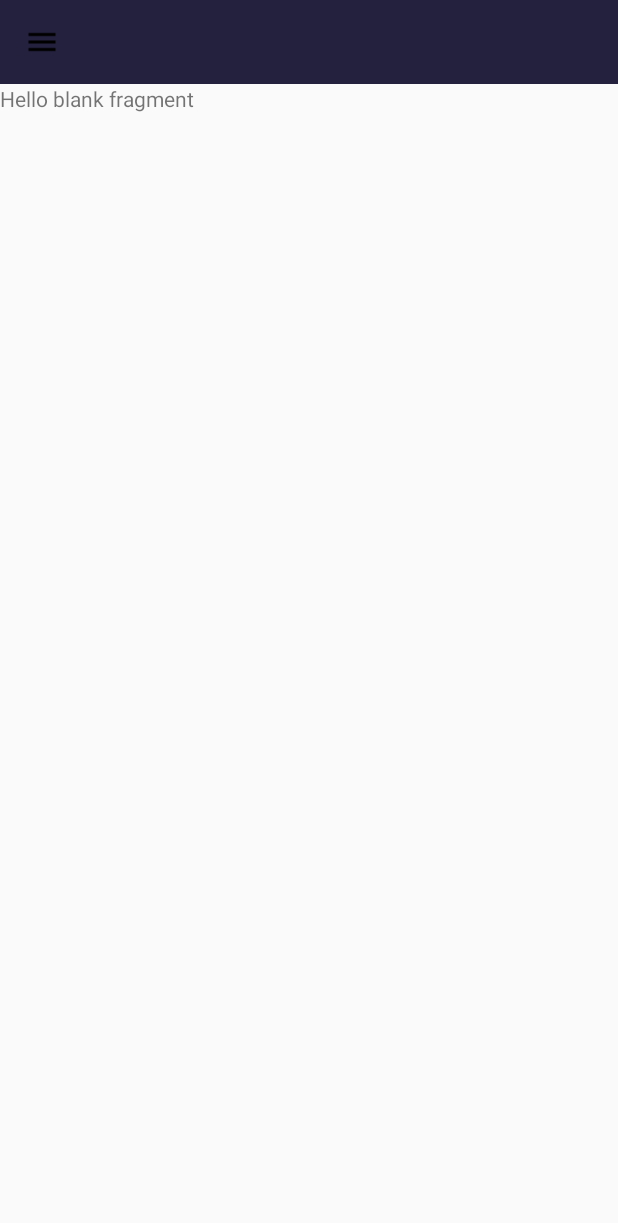
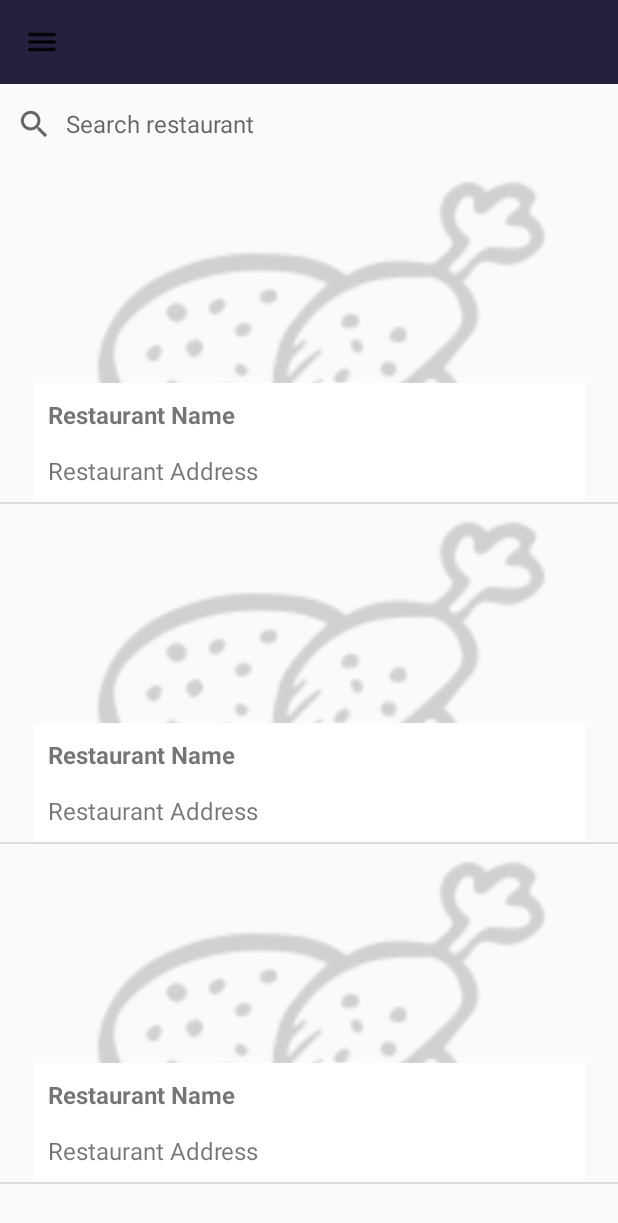
Before and after one commit to Kgotso-Koete/foodTasker-customer-driver-mobile-app, an Android app: the RestaurantListFragment screen opened directly, with no data from a screen before it, on a phone screen of 412 x 824 dp. Shown: the top 1223 px of the screen. Run offline under Robolectric (Android 15) with nearby library versions, the phone set to English and light mode, and no system bars; our stand-ins replace Picasso, Volley.

Commit message:
Restaurant List Screen

```diff
--- a/app/src/main/java/com/example/foodtasker/RestaurantListFragment.java
+++ b/app/src/main/java/com/example/foodtasker/RestaurantListFragment.java
@@ -2,12 +2,35 @@ package com.example.foodtasker;
 
 
 import android.os.Bundle;
-
+import android.support.annotation.Nullable;
 import android.support.v4.app.Fragment;
-
+import android.text.Editable;
+import android.text.TextWatcher;
+import android.util.Log;
 import android.view.LayoutInflater;
 import android.view.View;
 import android.view.ViewGroup;
+import android.widget.BaseAdapter;
+import android.widget.EditText;
+import android.widget.ListView;
+
+import com.android.volley.Request;
+import com.android.volley.RequestQueue;
+import com.android.volley.Response;
+import com.android.volley.VolleyError;
+import com.android.volley.toolbox.JsonObjectRequest;
+import com.android.volley.toolbox.Volley;
+import com.example.foodtasker.R;
+//import com.example.foodtasker.Objects.Restaurant;
+//import com.example.foodtasker.Adapters.RestaurantAdapter;
+import com.google.gson.Gson;
+
+import org.json.JSONArray;
+import org.json.JSONException;
+import org.json.JSONObject;
+
+import java.util.ArrayList;
+import java.util.Arrays;
 
 
 /**
@@ -22,10 +45,37 @@ public class RestaurantListFragment extends Fragment {
 
 
     @Override
-    public View onCreateView(LayoutInflater inflater, ViewGroup container,
-                             Bundle savedInstanceState) {
+    public View onCreateView(LayoutInflater inflater, ViewGroup container, Bundle savedInstanceState) {
         // Inflate the layout for this fragment
         return inflater.inflate(R.layout.fragment_restaurant_list, container, false);
     }
 
+    @Override
+    public void onActivityCreated(@Nullable Bundle savedInstanceState) {
+        super.onActivityCreated(savedInstanceState);
+
+        ListView restaurantListView = (ListView) getActivity().findViewById(R.id.restaurant_list);
+        restaurantListView.setAdapter(new BaseAdapter() {
+            @Override
+            public int getCount() {
+                return 3;
+            }
+
+            @Override
+            public Object getItem(int position) {
+                return null;
+            }
+
+            @Override
+            public long getItemId(int position) {
+                return 0;
+            }
+
+            @Override
+            public View getView(int position, View convertView, ViewGroup parent) {
+                return LayoutInflater.from(getActivity()).inflate(R.layout.list_item_restaurant, null);
+            }
+        });
+    }
+
 }
--- a/app/src/main/res/layout/fragment_restaurant_list.xml
+++ b/app/src/main/res/layout/fragment_restaurant_list.xml
@@ -1,13 +1,40 @@
-<?xml version="1.0" encoding="utf-8"?>
-<FrameLayout xmlns:android="http://schemas.android.com/apk/res/android"
+<LinearLayout
+    xmlns:android="http://schemas.android.com/apk/res/android"
+    xmlns:app="http://schemas.android.com/apk/res-auto"
     xmlns:tools="http://schemas.android.com/tools"
     android:layout_width="match_parent"
     android:layout_height="match_parent"
-    tools:context=".RestaurantListFragment">
+    android:orientation="vertical"
+    tools:context="RestaurantListFragment">
 
-    <TextView
+    <LinearLayout
         android:layout_width="match_parent"
-        android:layout_height="match_parent"
-        android:text="@string/hello_blank_fragment" />
-
-</FrameLayout>
+        android:layout_height="wrap_content"
+        android:orientation="horizontal"
+        android:focusable="true"
+        android:focusableInTouchMode="true"
+        android:padding="5dp">
+        <ImageView
+            android:id="@+id/imageView3"
+            android:layout_width="wrap_content"
+            android:layout_height="match_parent"
+            android:layout_marginLeft="5dp"
+            android:layout_marginRight="5dp"
+            android:src="?android:attr/actionModeWebSearchDrawable"
+            android:contentDescription="@string/todo" />
+        <EditText
+            android:id="@+id/res_search"
+            android:layout_width="wrap_content"
+            android:layout_height="wrap_content"
+            android:layout_weight="1"
+            android:backgroundTint="@android:color/transparent"
+            android:ems="10"
+            android:hint="@string/search_restaurant"
+            android:inputType="textPersonName"
+            android:textSize="16sp"/>
+    </LinearLayout>
+    <ListView
+        android:id="@+id/restaurant_list"
+        android:layout_width="match_parent"
+        android:layout_height="match_parent"/>
+</LinearLayout>
--- /dev/null
+++ b/app/src/main/res/layout/list_item_restaurant.xml
@@ -0,0 +1,43 @@
+<android.support.constraint.ConstraintLayout
+    xmlns:android="http://schemas.android.com/apk/res/android"
+    xmlns:app="http://schemas.android.com/apk/res-auto"
+    xmlns:tools="http://schemas.android.com/tools"
+    android:layout_width="match_parent"
+    android:layout_height="wrap_content">
+    <ImageView
+        android:id="@+id/res_logo"
+        android:layout_width="0dp"
+        android:layout_height="225dp"
+        app:layout_constraintBottom_toBottomOf="parent"
+        app:layout_constraintEnd_toEndOf="parent"
+        app:layout_constraintStart_toStartOf="parent"
+        app:layout_constraintTop_toTopOf="parent"
+        app:srcCompat="@drawable/blank_image"
+        android:contentDescription="@string/todo" />
+    <LinearLayout
+        android:layout_width="0dp"
+        android:layout_height="wrap_content"
+        android:layout_marginEnd="22dp"
+        android:layout_marginStart="22dp"
+        android:background="@android:color/white"
+        android:orientation="vertical"
+        android:padding="10dp"
+        app:layout_constraintBottom_toBottomOf="@+id/res_logo"
+        app:layout_constraintEnd_toEndOf="@+id/res_logo"
+        app:layout_constraintStart_toStartOf="@+id/res_logo">
+        <TextView
+            android:id="@+id/res_name"
+            android:layout_width="match_parent"
+            android:layout_height="wrap_content"
+            android:layout_marginBottom="15dp"
+            android:text="@string/restaurant_name"
+            android:textSize="16sp"
+            android:textStyle="bold"/>
+        <TextView
+            android:id="@+id/res_address"
+            android:layout_width="match_parent"
+            android:layout_height="wrap_content"
+            android:text="@string/restaurant_address"
+            android:textSize="16sp"/>
+    </LinearLayout>
+</android.support.constraint.ConstraintLayout>
--- a/app/src/main/res/values/strings.xml
+++ b/app/src/main/res/values/strings.xml
@@ -15,5 +15,8 @@
     <string name="todo2">TODO2</string>
     <string name="profile_pic">profile_pic</string>
     <string name="hello_blank_fragment">Hello blank fragment</string>
+    <string name="restaurant_name">Restaurant Name</string>
+    <string name="restaurant_address">Restaurant Address</string>
+    <string name="search_restaurant">Search restaurant</string>
 
 </resources>
```
